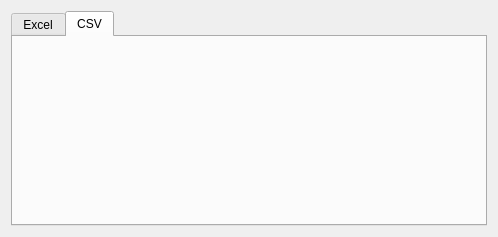
Kastakin/PyES, file src/main/python/ui/sssc_dataExport.ui: the form before one commit.
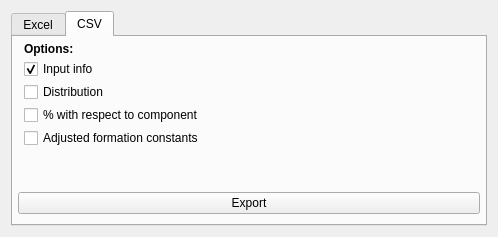
The form after the commit. The open tabs and pages were chosen to show the change. Icons and pictures are not drawn.

Commit message: Add CSV export

Patch:
```diff
--- a/src/main/python/ui/sssc_dataExport.ui
+++ b/src/main/python/ui/sssc_dataExport.ui
@@ -186,6 +186,134 @@
       <attribute name="title">
        <string>CSV</string>
       </attribute>
+      <layout class="QVBoxLayout" name="verticalLayout_3">
+       <property name="leftMargin">
+        <number>5</number>
+       </property>
+       <property name="topMargin">
+        <number>0</number>
+       </property>
+       <property name="rightMargin">
+        <number>5</number>
+       </property>
+       <property name="bottomMargin">
+        <number>10</number>
+       </property>
+       <item>
+        <widget class="QWidget" name="widget_4" native="true">
+         <property name="sizePolicy">
+          <sizepolicy hsizetype="Maximum" vsizetype="Preferred">
+           <horstretch>0</horstretch>
+           <verstretch>0</verstretch>
+          </sizepolicy>
+         </property>
+         <property name="layoutDirection">
+          <enum>Qt::LeftToRight</enum>
+         </property>
+         <layout class="QHBoxLayout" name="horizontalLayout_2">
+          <property name="leftMargin">
+           <number>1</number>
+          </property>
+          <property name="topMargin">
+           <number>5</number>
+          </property>
+          <property name="rightMargin">
+           <number>1</number>
+          </property>
+          <property name="bottomMargin">
+           <number>5</number>
+          </property>
+          <item>
+           <widget class="QWidget" name="widget_5" native="true">
+            <property name="sizePolicy">
+             <sizepolicy hsizetype="Maximum" vsizetype="Preferred">
+              <horstretch>0</horstretch>
+              <verstretch>0</verstretch>
+             </sizepolicy>
+            </property>
+            <layout class="QFormLayout" name="formLayout_2">
+             <property name="horizontalSpacing">
+              <number>6</number>
+             </property>
+             <property name="verticalSpacing">
+              <number>3</number>
+             </property>
+             <property name="leftMargin">
+              <number>5</number>
+             </property>
+             <property name="topMargin">
+              <number>0</number>
+             </property>
+             <property name="rightMargin">
+              <number>0</number>
+             </property>
+             <property name="bottomMargin">
+              <number>0</number>
+             </property>
+             <item row="1" column="0">
+              <widget class="QCheckBox" name="input_check_csv">
+               <property name="text">
+                <string>Input info</string>
+               </property>
+               <property name="checked">
+                <bool>true</bool>
+               </property>
+              </widget>
+             </item>
+             <item row="2" column="0">
+              <widget class="QCheckBox" name="distribution_check_csv">
+               <property name="text">
+                <string>Distribution</string>
+               </property>
+              </widget>
+             </item>
+             <item row="3" column="0">
+              <widget class="QCheckBox" name="perc_check_csv">
+               <property name="text">
+                <string>% with respect to component</string>
+               </property>
+              </widget>
+             </item>
+             <item row="4" column="0">
+              <widget class="QCheckBox" name="adjlogb_check_csv">
+               <property name="text">
+                <string>Adjusted formation constants</string>
+               </property>
+              </widget>
+             </item>
+             <item row="0" column="0" colspan="2">
+              <widget class="QLabel" name="options_label_csv">
+               <property name="text">
+                <string>&lt;html&gt;&lt;head/&gt;&lt;body&gt;&lt;p&gt;&lt;span style=&quot; font-weight:600;&quot;&gt;Options:&lt;/span&gt;&lt;/p&gt;&lt;/body&gt;&lt;/html&gt;</string>
+               </property>
+              </widget>
+             </item>
+            </layout>
+           </widget>
+          </item>
+         </layout>
+        </widget>
+       </item>
+       <item>
+        <widget class="QPushButton" name="export_button_csv">
+         <property name="enabled">
+          <bool>true</bool>
+         </property>
+         <property name="text">
+          <string>Export</string>
+         </property>
+         <property name="autoDefault">
+          <bool>false</bool>
+         </property>
+         <property name="default">
+          <bool>false</bool>
+         </property>
+         <property name="flat">
+          <bool>false</bool>
+         </property>
+        </widget>
+       </item>
+      </layout>
      </widget>
     </widget>
    </item>
```
Left out of the diff: 33 changed lines with no effect on the pictures. The commit also changes 7 other files.
